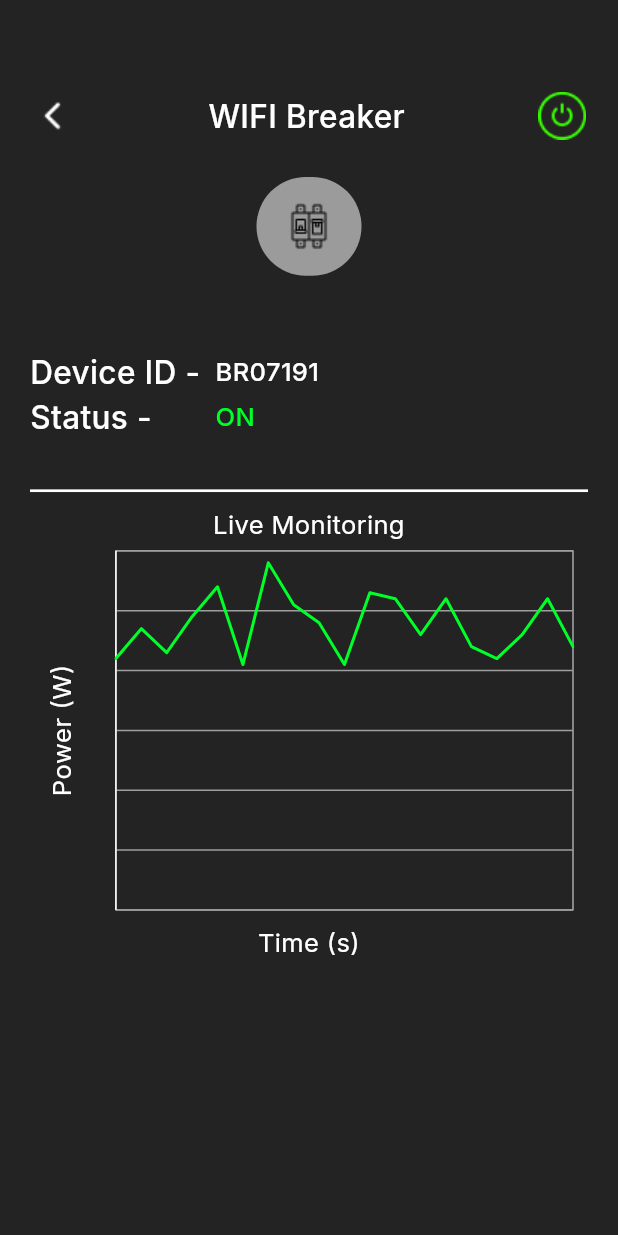
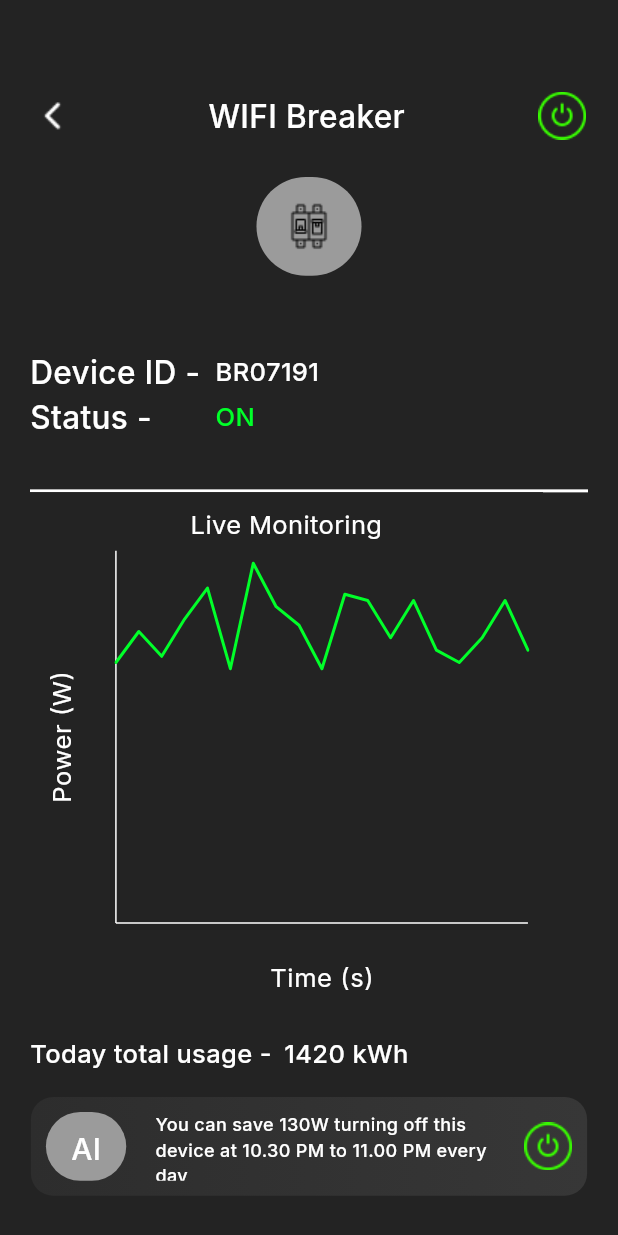
Before and after one commit to VishalSandakelum/volt-vision-smart-plug, a Flutter app: the screen it shows after launch, on a phone screen of 412 x 824 dp. Run offline on Flutter 3.47's test engine with Material 3 defaults, Android fonts, the phone set to English and light mode, and no system bars; our stand-ins replace google_fonts, syncfusion_flutter_charts.

Commit message:
update project

```diff
--- /dev/null
+++ b/lib/components/AiSuggesion.dart
@@ -0,0 +1,77 @@
+import 'package:flutter/cupertino.dart';
+import 'package:flutter/material.dart';
+import 'package:google_fonts/google_fonts.dart';
+
+/**
+ * @author: Vishal Sandakelum,
+ * @Runtime version: 11.0.11+9-b1341.60 amd64
+ **/
+
+class Aisuggesion extends StatelessWidget {
+  const Aisuggesion({super.key});
+
+  @override
+  Widget build(BuildContext context) {
+    double screenHeight = MediaQuery.of(context).size.height;
+    double screenWidth = MediaQuery.of(context).size.width;
+    return Container(
+      width: screenWidth*0.90,
+      height: screenHeight*0.08,
+      padding: EdgeInsets.all(10),
+      decoration: BoxDecoration(
+        gradient: LinearGradient(
+          colors: [Color(0xFF2D2D2D), Color(0xFF373737)],
+          begin: Alignment.centerLeft,
+          end: Alignment.centerRight,
+        ),
+        borderRadius: BorderRadius.circular(15),
+      ),
+      child: Row(
+        mainAxisAlignment: MainAxisAlignment.spaceBetween,
+        children: [
+          Container(
+            width: screenWidth * 0.13,
+            height: screenHeight * 0.08,
+            alignment: Alignment.center,
+            padding: EdgeInsets.all(10),
+            decoration: BoxDecoration(
+              color: Color(0xFF9B9B9B),
+              borderRadius: BorderRadius.circular(100),
+            ),
+            child: Text("AI",
+              style: GoogleFonts.inter(
+                  textStyle: TextStyle(
+                    fontWeight: FontWeight.w500,
+                    fontSize: 20,
+                    color: Color(0xFFFFFFFF),
+                  )),
+            ),
+          ),
+
+          Container(
+            width: screenWidth*0.55,
+            //color: Colors.red,
+            child: Text("You can save 130W turning off this device at 10.30 PM to 11.00 PM every day",
+              style: GoogleFonts.inter(
+                  textStyle: TextStyle(
+                    fontWeight: FontWeight.w500,
+                    fontSize: 12,
+                    color: Color(0xFFFFFFFF),
+                  )),
+            ),
+          ),
+
+          GestureDetector(
+            onTap: () {
+              print("Image tapped");
+            },
+            child: Container(
+              child: Image.asset('assets/singledevicepage/power-button.png'),
+              color: Colors.transparent,
+            ),
+          )
+        ],
+      ),
+    );
+  }
+}
--- a/lib/components/DevicePageHeader.dart
+++ b/lib/components/DevicePageHeader.dart
@@ -1,6 +1,7 @@
 import 'package:flutter/cupertino.dart';
 import 'package:flutter/material.dart';
 import 'package:google_fonts/google_fonts.dart';
+import 'package:http/http.dart' as http;
 
 /**
  * @author: Vishal Sandakelum,
@@ -49,6 +50,7 @@ class Devicepageheader extends StatelessWidget{
               GestureDetector(
                 onTap: () {
                   print("Image tapped");
+                  sendGetRequest();
                 },
                 child: Container(
                   child: Image.asset(imagePath),
@@ -64,3 +66,17 @@ class Devicepageheader extends StatelessWidget{
   }
 
 }
+
+Future<void> sendGetRequest() async {
+  final url = 'http://192.168.198.104/';
+  try {
+    final response = await http.get(Uri.parse(url));
+    if (response.statusCode == 200) {
+      print('Request successful: ${response.body}');
+    } else {
+      print('Request failed with status: ${response.statusCode}');
+    }
+  } catch (e) {
+    print('Error occurred: $e');
+  }
+}
--- /dev/null
+++ b/lib/components/DialogBox.dart
@@ -0,0 +1,20 @@
+import 'package:flutter/cupertino.dart';
+
+/**
+ * @author: Vishal Sandakelum,
+ * @Runtime version: 11.0.11+9-b1341.60 amd64
+ **/
+
+class Dialogbox extends StatefulWidget {
+  const Dialogbox({super.key});
+
+  @override
+  State<Dialogbox> createState() => _DialogboxState();
+}
+
+class _DialogboxState extends State<Dialogbox> {
+  @override
+  Widget build(BuildContext context) {
+    return const Placeholder();
+  }
+}
--- a/lib/components/LiveMonitoringChart.dart
+++ b/lib/components/LiveMonitoringChart.dart
@@ -28,13 +28,18 @@ class _LivemonitoringchartState extends State<Livemonitoringchart> {
       child: Scaffold(
         backgroundColor: Color(0xFF232323),
         body: SfCartesianChart(
+          plotAreaBorderWidth: 0, // Remove the plot area border lines
           backgroundColor: Color(0xFF232323),
-          title: ChartTitle(text: 'Live Monitoring',textStyle: GoogleFonts.inter(
+          title: ChartTitle(
+            text: 'Live Monitoring',
+            textStyle: GoogleFonts.inter(
               textStyle: TextStyle(
                 fontWeight: FontWeight.w400,
                 fontSize: 17,
                 color: Color(0xFFFFFFFF),
-              ))),
+              ),
+            ),
+          ),
           series: <LineSeries<LiveData, int>>[
             LineSeries<LiveData, int>(
               onRendererCreated: (ChartSeriesController controller) {
@@ -48,25 +53,36 @@ class _LivemonitoringchartState extends State<Livemonitoringchart> {
           ],
           primaryXAxis: NumericAxis(
             majorGridLines: const MajorGridLines(width: 0),
+            majorTickLines: const MajorTickLines(size: 0),
             edgeLabelPlacement: EdgeLabelPlacement.shift,
             interval: 3,
-            title: AxisTitle(text: 'Time (s)',textStyle: TextStyle(
-              color: Color(0xFFFFFFFF),
-            )),
+            title: AxisTitle(
+              text: 'Time (s)',
+              textStyle: GoogleFonts.inter(
+                textStyle: TextStyle(
+                  fontWeight: FontWeight.w400,
+                  fontSize: 17,
+                  color: Color(0xFFFFFFFF),
+                ),
+              ),
+            ),
             axisLine: const AxisLine(width: 1, color: Color(0xFFFFFFFF)),
-            labelStyle: const TextStyle(color: Color(0xFFFFFFFF)),
-            isVisible: false,
+            labelStyle: const TextStyle(color: Colors.transparent),
           ),
           primaryYAxis: NumericAxis(
             axisLine: const AxisLine(width: 1, color: Color(0xFFFFFFFF)),
             majorTickLines: const MajorTickLines(size: 0),
-            majorGridLines: const MajorGridLines(width: 1, color: Colors.grey),
-            title: AxisTitle(text: 'Power (W)' ,textStyle: GoogleFonts.inter(
+            majorGridLines: const MajorGridLines(width: 0, color: Colors.grey),
+            title: AxisTitle(
+              text: 'Power (W)',
+              textStyle: GoogleFonts.inter(
                 textStyle: TextStyle(
                   fontWeight: FontWeight.w400,
                   fontSize: 17,
                   color: Color(0xFFFFFFFF),
-                ))),
+                ),
+              ),
+            ),
             labelStyle: const TextStyle(color: Colors.transparent),
           ),
         ),
@@ -79,7 +95,9 @@ class _LivemonitoringchartState extends State<Livemonitoringchart> {
     chartData.add(LiveData(time++, (math.Random().nextInt(60) + 30)));
     chartData.removeAt(0);
     _chartSeriesController.updateDataSource(
-        addedDataIndex: chartData.length - 1, removedDataIndex: 0);
+      addedDataIndex: chartData.length - 1,
+      removedDataIndex: 0,
+    );
   }
 
   List<LiveData> getChartData() {
@@ -102,7 +120,7 @@ class _LivemonitoringchartState extends State<Livemonitoringchart> {
       LiveData(15, 42),
       LiveData(16, 46),
       LiveData(17, 52),
-      LiveData(18, 44)
+      LiveData(18, 44),
     ];
   }
 }
--- a/lib/screens/SingleDevicePage.dart
+++ b/lib/screens/SingleDevicePage.dart
@@ -1,6 +1,7 @@
 import 'package:flutter/cupertino.dart';
 import 'package:flutter/material.dart';
 import 'package:google_fonts/google_fonts.dart';
+import 'package:voltvision_smartplug/components/AiSuggesion.dart';
 import 'package:voltvision_smartplug/components/Device.dart';
 import 'package:voltvision_smartplug/components/DevicePageHeader.dart';
 import 'package:voltvision_smartplug/components/Socket.dart';
@@ -146,25 +147,53 @@ class _SingledevicepageState extends State<Singledevicepage> {
                   ),
 
                   Container(
-                      child: Column(
+                    //color: Colors.red,
+                      child: Row(
+                        mainAxisAlignment: MainAxisAlignment.start,
                         children: [
                           Container(
-                              height: screenHeight*0.35,
+                              height: screenHeight*0.42,
+                              width: screenWidth*0.83,
                               child: Livemonitoringchart()
-                          ),
-
-                          Text("Time (s)",
-                            style: GoogleFonts.inter(
-                                textStyle: TextStyle(
-                                  fontWeight: FontWeight.w400,
-                                  fontSize: 17,
-                                  color: Color(0xFFFFFFFF),
-                                )),
-                            textAlign: TextAlign.center,
                           ),
                         ],
                       ),
-                  )
+                  ),
+
+                  Container(
+                    margin: EdgeInsets.only(top: screenHeight*0.02),
+                    child: Column(
+                      children: [
+                        Row(
+                          children: [
+                            Text("Today total usage -",
+                              style: GoogleFonts.inter(
+                                  textStyle: TextStyle(
+                                    fontWeight: FontWeight.w500,
+                                    fontSize: 17,
+                                    color: Color(0xFFFFFFFF),
+                                  )),
+                            ),
+
+                            SizedBox(width: screenWidth*0.02,),
+
+                            Text("1420 kWh",
+                              style: GoogleFonts.inter(
+                                  textStyle: TextStyle(
+                                    fontWeight: FontWeight.w500,
+                                    fontSize: 17,
+                                    color: Color(0xFFFFFFFF),
+                                  )),
+                            ),
+                          ],
+                        ),
+
+                        SizedBox(height: screenHeight*0.02,),
+
+                        Aisuggesion(),
+                      ],
+                    ),
+                  ),
                 ],
               ),
             ],
--- a/pubspec.yaml
+++ b/pubspec.yaml
@@ -27,6 +27,7 @@ dependencies:
   google_fonts: ^4.0.4
   cupertino_icons: ^1.0.6
   syncfusion_flutter_charts: ^21.1.38
+  http: ^0.13.3
 
 dev_dependencies:
   flutter_test:
```
Also changed, not shown: pubspec.lock.
